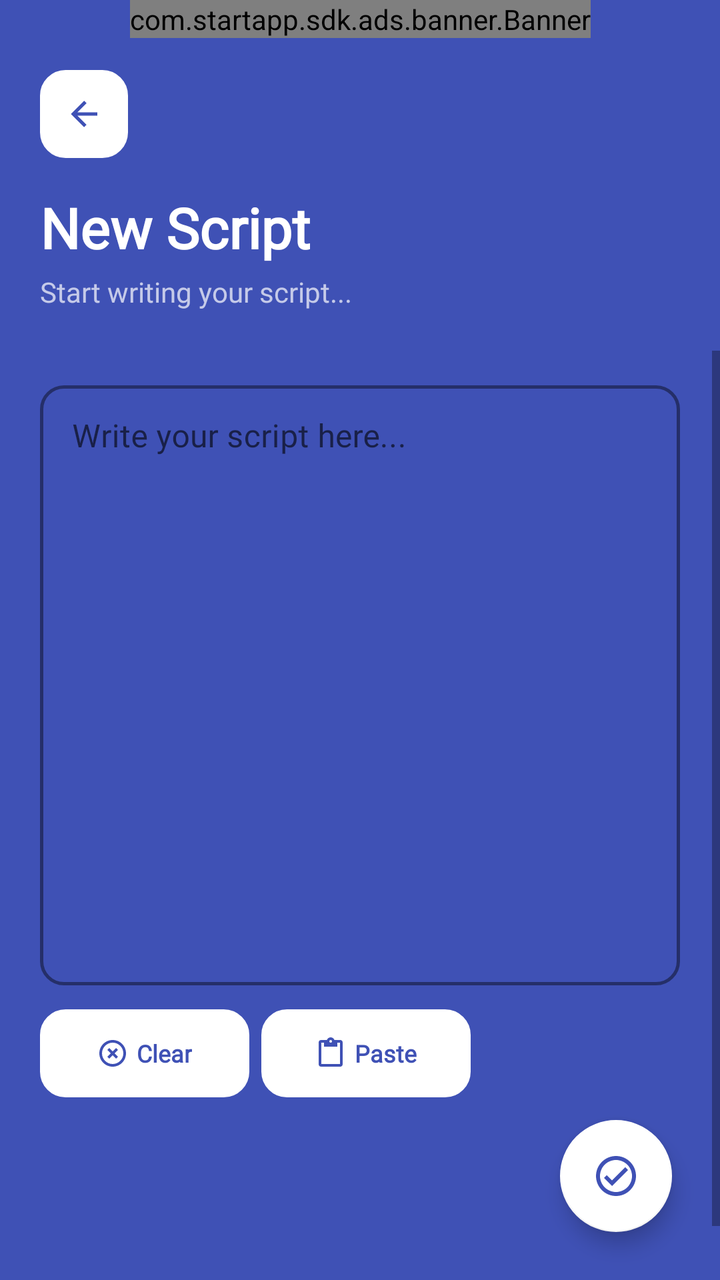
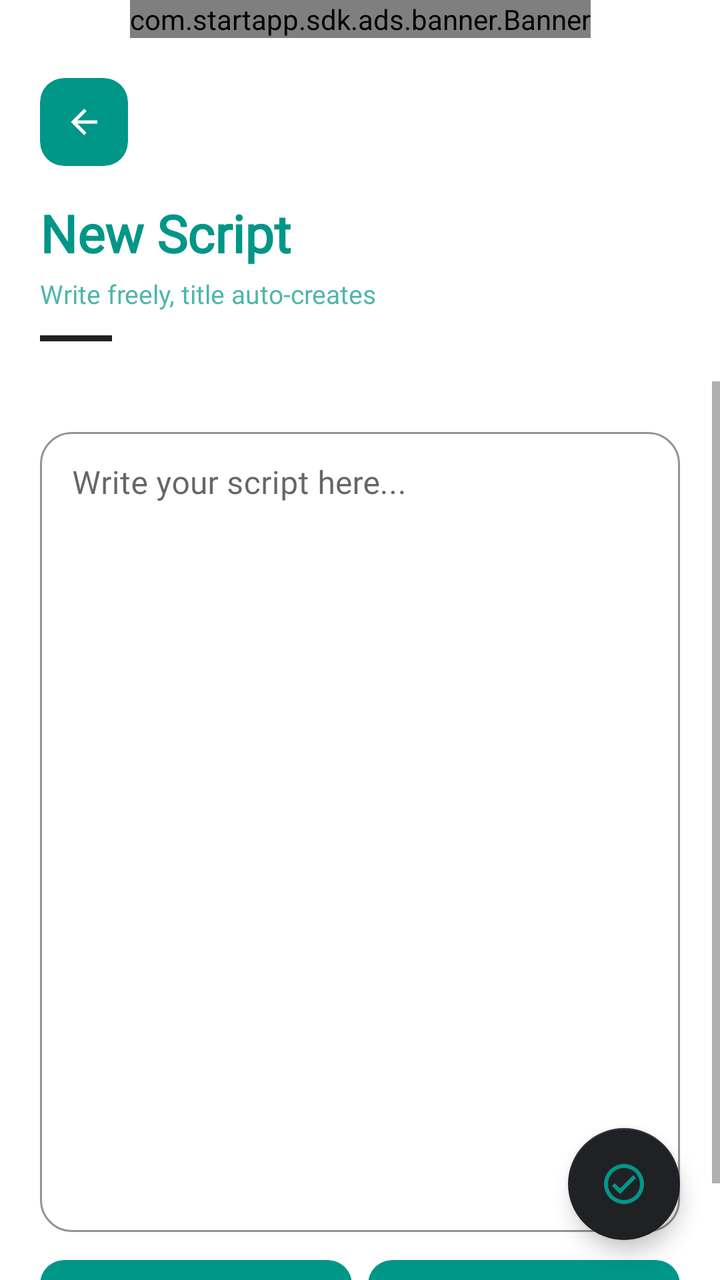

Compare the two renders of this Android layout. The source of the first and the diff that turns it into the second are given below.
<!-- AndroidManifest.xml: application theme Theme.Reader -->
<!-- res/layout/activity_add_script.xml -->
<?xml version="1.0" encoding="utf-8"?>
<androidx.constraintlayout.widget.ConstraintLayout xmlns:android="http://schemas.android.com/apk/res/android"
    xmlns:app="http://schemas.android.com/apk/res-auto"
    xmlns:tools="http://schemas.android.com/tools"
    android:layout_width="match_parent"
    android:layout_height="match_parent"
    android:background="@color/b"
    tools:context=".AddScriptActivity">

    
    
    
    <com.startapp.sdk.ads.banner.Banner
        android:id="@+id/startAppBanner"
        android:layout_width="wrap_content"
        android:layout_height="wrap_content"
        android:layout_alignParentTop="true"
        android:layout_centerHorizontal="true"
        android:visibility="visible"
        app:layout_constraintEnd_toEndOf="parent"
        app:layout_constraintStart_toStartOf="parent"
        app:layout_constraintTop_toTopOf="parent" />

    
    
    
    <LinearLayout
        android:id="@+id/headerContainer"
        android:layout_width="match_parent"
        android:layout_height="wrap_content"
        android:background="@color/b"
        android:orientation="vertical"
        android:paddingStart="20dp"
        android:paddingTop="16dp"
        android:paddingEnd="20dp"
        android:paddingBottom="20dp"
        app:layout_constraintEnd_toEndOf="parent"
        app:layout_constraintStart_toStartOf="parent"
        app:layout_constraintTop_toBottomOf="@+id/startAppBanner">

        
        <LinearLayout
            android:layout_width="match_parent"
            android:layout_height="wrap_content"
            android:gravity="center_vertical"
            android:orientation="horizontal">

            
            <LinearLayout
                android:id="@+id/backButton"
                android:layout_width="44dp"
                android:layout_height="44dp"
                android:background="@drawable/bg_outline"
                android:backgroundTint="@color/f"
                android:clickable="true"
                android:focusable="true"
                android:gravity="center"
                android:stateListAnimator="@null">

                <ImageView
                    android:layout_width="20dp"
                    android:layout_height="20dp"
                    android:src="@drawable/ic_back"
                    app:tint="@color/b" />

            </LinearLayout>

        </LinearLayout>

        
        <TextView
            android:id="@+id/headerTitle"
            android:layout_width="wrap_content"
            android:layout_height="wrap_content"
            android:layout_marginTop="16dp"
            android:fontFamily="@font/aigd"
            android:text="New Script"
            android:textColor="@color/f"
            android:textSize="28sp"
            android:textStyle="bold" />

        
        <TextView
            android:id="@+id/headerSubtitle"
            android:layout_width="wrap_content"
            android:layout_height="wrap_content"
            android:layout_marginTop="4dp"
            android:alpha="0.7"
            android:fontFamily="@font/aigd"
            android:text="Start writing your script..."
            android:textColor="@color/f"
            android:textSize="14sp" />

    </LinearLayout>

    
    
    
    <ScrollView
        android:id="@+id/scrollView"
        android:layout_width="match_parent"
        android:layout_height="0dp"
        android:background="@color/b"
        android:fillViewport="true"
        android:scrollbars="vertical"
        app:layout_constraintBottom_toBottomOf="parent"
        app:layout_constraintEnd_toEndOf="parent"
        app:layout_constraintStart_toStartOf="parent"
        app:layout_constraintTop_toBottomOf="@+id/headerContainer">

        <LinearLayout
            android:layout_width="match_parent"
            android:layout_height="wrap_content"
            android:orientation="vertical"
            android:paddingStart="20dp"
            android:paddingTop="12dp"
            android:paddingEnd="20dp"
            android:paddingBottom="120dp">

            
            <com.google.android.material.textfield.TextInputLayout
                android:id="@+id/contentTextLayout"
                style="@style/Widget.MaterialComponents.TextInputLayout.OutlinedBox"
                android:layout_width="match_parent"
                android:layout_height="wrap_content"
                android:hint="Write your script here..."
                app:boxBackgroundColor="@color/b"
                app:boxCornerRadiusBottomEnd="12dp"
                app:boxCornerRadiusBottomStart="12dp"
                app:boxCornerRadiusTopEnd="12dp"
                app:boxCornerRadiusTopStart="12dp"
                app:boxStrokeColor="@color/f"
                app:boxStrokeWidth="1.5dp"
                app:boxStrokeWidthFocused="2dp"
                app:hintTextColor="@color/f">

                <com.google.android.material.textfield.TextInputEditText
                    android:id="@+id/contentInput"
                    android:layout_width="match_parent"
                    android:layout_height="wrap_content"
                    android:fontFamily="@font/aigd"
                    android:gravity="top|start"
                    android:inputType="textMultiLine|textCapSentences"
                    android:lineSpacingExtra="6dp"
                    android:minHeight="300dp"
                    android:padding="16dp"
                    android:textColor="@color/f"
                    android:textColorHint="@color/f"
                    android:textSize="16sp" />

            </com.google.android.material.textfield.TextInputLayout>

            
            <LinearLayout
                android:layout_width="match_parent"
                android:layout_height="wrap_content"
                android:layout_marginTop="12dp"
                android:orientation="horizontal"
                android:weightSum="3">

                
                <LinearLayout
                    android:id="@+id/clearButton"
                    android:layout_width="0dp"
                    android:layout_height="44dp"
                    android:layout_marginEnd="6dp"
                    android:layout_weight="1"
                    android:background="@drawable/bg_outline"
                    android:backgroundTint="@color/f"
                    android:clickable="true"
                    android:focusable="true"
                    android:gravity="center"
                    android:orientation="horizontal"
                    android:stateListAnimator="@null">

                    <ImageView
                        android:layout_width="16dp"
                        android:layout_height="16dp"
                        android:layout_marginEnd="4dp"
                        android:src="@drawable/ic_close"
                        app:tint="@color/b" />

                    <TextView
                        android:layout_width="wrap_content"
                        android:layout_height="wrap_content"
                        android:fontFamily="@font/aigd"
                        android:text="Clear"
                        android:textColor="@color/b"
                        android:textSize="12sp"
                        android:textStyle="bold" />

                </LinearLayout>

                
                <LinearLayout
                    android:id="@+id/undoButton"
                    android:layout_width="0dp"
                    android:layout_height="44dp"
                    android:layout_marginEnd="6dp"
                    android:layout_weight="1"
                    android:background="@drawable/bg_outline"
                    android:backgroundTint="@color/f"
                    android:clickable="true"
                    android:focusable="true"
                    android:gravity="center"
                    android:orientation="horizontal"
                    android:stateListAnimator="@null"
                    android:visibility="gone">

                    <ImageView
                        android:layout_width="16dp"
                        android:layout_height="16dp"
                        android:layout_marginEnd="4dp"
                        android:src="@drawable/ic_undo"
                        app:tint="@color/b" />

                    <TextView
                        android:layout_width="wrap_content"
                        android:layout_height="wrap_content"
                        android:fontFamily="@font/aigd"
                        android:text="Undo"
                        android:textColor="@color/b"
                        android:textSize="12sp"
                        android:textStyle="bold" />

                </LinearLayout>

                
                <LinearLayout
                    android:id="@+id/pasteButton"
                    android:layout_width="0dp"
                    android:layout_height="44dp"
                    android:layout_weight="1"
                    android:background="@drawable/bg_outline"
                    android:backgroundTint="@color/f"
                    android:clickable="true"
                    android:focusable="true"
                    android:gravity="center"
                    android:orientation="horizontal"
                    android:stateListAnimator="@null">

                    <ImageView
                        android:layout_width="16dp"
                        android:layout_height="16dp"
                        android:layout_marginEnd="4dp"
                        android:src="@drawable/ic_paste"
                        app:tint="@color/b" />

                    <TextView
                        android:layout_width="wrap_content"
                        android:layout_height="wrap_content"
                        android:fontFamily="@font/aigd"
                        android:text="Paste"
                        android:textColor="@color/b"
                        android:textSize="12sp"
                        android:textStyle="bold" />

                </LinearLayout>

            </LinearLayout>

        </LinearLayout>

    </ScrollView>

    
    
    
    <ProgressBar
        android:id="@+id/loadingOverlay"
        android:layout_width="match_parent"
        android:layout_height="match_parent"
        android:alpha="0.92"
        android:background="@color/b"
        android:indeterminateTint="@color/f"
        android:padding="160dp"
        android:visibility="gone"
        app:layout_constraintBottom_toBottomOf="parent"
        app:layout_constraintEnd_toEndOf="parent"
        app:layout_constraintStart_toStartOf="parent"
        app:layout_constraintTop_toTopOf="parent" />

    
    
    
    <com.google.android.material.floatingactionbutton.FloatingActionButton
        android:id="@+id/fabSave"
        android:layout_width="56dp"
        android:layout_height="56dp"
        android:layout_margin="24dp"
        android:clickable="true"
        android:elevation="6dp"
        android:focusable="true"
        android:src="@drawable/ic_check"
        app:backgroundTint="@color/f"
        app:fabSize="normal"
        app:layout_constraintBottom_toBottomOf="parent"
        app:layout_constraintEnd_toEndOf="parent"
        app:tint="@color/b" />

</androidx.constraintlayout.widget.ConstraintLayout>
<!-- resources referenced by this layout -->
<resources>
  <color name="b">#3F51B5</color>
  <color name="f">#FFFFFF</color>
  <!-- drawable bg_outline (drawable) -->
  <?xml version="1.0" encoding="utf-8"?>
  <shape xmlns:android="http://schemas.android.com/apk/res/android">
      <stroke
          android:width="1.5dp"
          android:color="@color/f" />
      <corners android:radius="12dp" />
      <solid android:color="#FFFFFF" />
  </shape>
  <!-- drawable ic_back (drawable) -->
  <vector xmlns:android="http://schemas.android.com/apk/res/android" android:height="24dp" android:width="24dp" android:viewportWidth="24" android:viewportHeight="24">
      <path android:fillColor="#000000" android:pathData="M20,11V13H8L13.5,18.5L12.08,19.92L4.16,12L12.08,4.08L13.5,5.5L8,11H20Z"/>
  </vector>
  <!-- drawable ic_check (drawable) -->
  <vector xmlns:android="http://schemas.android.com/apk/res/android" android:height="24dp" android:width="24dp" android:viewportWidth="24" android:viewportHeight="24"><path android:fillColor="#000000" android:pathData="M12 2C6.5 2 2 6.5 2 12S6.5 22 12 22 22 17.5 22 12 17.5 2 12 2M12 20C7.59 20 4 16.41 4 12S7.59 4 12 4 20 7.59 20 12 16.41 20 12 20M16.59 7.58L10 14.17L7.41 11.59L6 13L10 17L18 9L16.59 7.58Z" /></vector>
  <!-- drawable ic_close (drawable) -->
  <vector xmlns:android="http://schemas.android.com/apk/res/android" android:height="24dp" android:width="24dp" android:viewportWidth="24" android:viewportHeight="24">
      <path android:fillColor="#000000" android:pathData="M12,20C7.59,20 4,16.41 4,12C4,7.59 7.59,4 12,4C16.41,4 20,7.59 20,12C20,16.41 16.41,20 12,20M12,2C6.47,2 2,6.47 2,12C2,17.53 6.47,22 12,22C17.53,22 22,17.53 22,12C22,6.47 17.53,2 12,2M14.59,8L12,10.59L9.41,8L8,9.41L10.59,12L8,14.59L9.41,16L12,13.41L14.59,16L16,14.59L13.41,12L16,9.41L14.59,8Z"/>
  </vector>
  <!-- drawable ic_paste (drawable) -->
  <vector xmlns:android="http://schemas.android.com/apk/res/android" android:height="24dp" android:width="24dp" android:viewportWidth="24" android:viewportHeight="24"><path android:fillColor="#000000" android:pathData="M19,20H5V4H7V7H17V4H19M12,2A1,1 0 0,1 13,3A1,1 0 0,1 12,4A1,1 0 0,1 11,3A1,1 0 0,1 12,2M19,2H14.82C14.4,0.84 13.3,0 12,0C10.7,0 9.6,0.84 9.18,2H5A2,2 0 0,0 3,4V20A2,2 0 0,0 5,22H19A2,2 0 0,0 21,20V4A2,2 0 0,0 19,2Z" /></vector>
  <!-- drawable ic_undo (drawable) -->
  <vector xmlns:android="http://schemas.android.com/apk/res/android" android:height="24dp" android:width="24dp" android:viewportWidth="24" android:viewportHeight="24"><path android:fillColor="#000000" android:pathData="M20 13.5C20 17.09 17.09 20 13.5 20H6V18H13.5C16 18 18 16 18 13.5S16 9 13.5 9H7.83L10.91 12.09L9.5 13.5L4 8L9.5 2.5L10.92 3.91L7.83 7H13.5C17.09 7 20 9.91 20 13.5Z" /></vector>
  <style name="Theme.Reader" parent="Theme.MaterialComponents.DayNight.NoActionBar">
          <item name="colorPrimary">@color/f</item>
          <item name="colorPrimaryVariant">@color/f</item>
          <item name="colorOnPrimary">@color/b</item>
  
          <item name="colorSecondary">@color/f</item>
          <item name="colorSecondaryVariant">@color/f</item>
          <item name="colorOnSecondary">@color/b</item>
  
          <item name="android:statusBarColor">@color/b</item>
          <item name="android:windowBackground">@color/b</item>
  
          <item name="android:windowLightStatusBar" tools:targetApi="m">true</item>
          <item name="android:statusBarColor" tools:targetApi="lollipop">@color/f</item>
      </style>
</resources>

<!-- the commit's change to res/layout/activity_add_script.xml (unified diff, before → after) -->
@@ -1,73 +1,44 @@
 <?xml version="1.0" encoding="utf-8"?>
 <androidx.constraintlayout.widget.ConstraintLayout xmlns:android="http://schemas.android.com/apk/res/android"
     xmlns:app="http://schemas.android.com/apk/res-auto"
-    xmlns:tools="http://schemas.android.com/tools"
     android:layout_width="match_parent"
     android:layout_height="match_parent"
-    android:background="@color/b"
-    tools:context=".AddScriptActivity">
-
-    
-    
-    
+    android:background="@color/b">
+
     <com.startapp.sdk.ads.banner.Banner
         android:id="@+id/startAppBanner"
         android:layout_width="wrap_content"
         android:layout_height="wrap_content"
-        android:layout_alignParentTop="true"
-        android:layout_centerHorizontal="true"
-        android:visibility="visible"
         app:layout_constraintEnd_toEndOf="parent"
         app:layout_constraintStart_toStartOf="parent"
         app:layout_constraintTop_toTopOf="parent" />
 
-    
-    
-    
     <LinearLayout
         android:id="@+id/headerContainer"
         android:layout_width="match_parent"
         android:layout_height="wrap_content"
-        android:background="@color/b"
         android:orientation="vertical"
-        android:paddingStart="20dp"
-        android:paddingTop="16dp"
-        android:paddingEnd="20dp"
-        android:paddingBottom="20dp"
-        app:layout_constraintEnd_toEndOf="parent"
-        app:layout_constraintStart_toStartOf="parent"
-        app:layout_constraintTop_toBottomOf="@+id/startAppBanner">
-
-        
-        <LinearLayout
-            android:layout_width="match_parent"
-            android:layout_height="wrap_content"
-            android:gravity="center_vertical"
-            android:orientation="horizontal">
-
-            
-            <LinearLayout
-                android:id="@+id/backButton"
-                android:layout_width="44dp"
-                android:layout_height="44dp"
-                android:background="@drawable/bg_outline"
-                android:backgroundTint="@color/f"
-                android:clickable="true"
-                android:focusable="true"
-                android:gravity="center"
-                android:stateListAnimator="@null">
-
-                <ImageView
-                    android:layout_width="20dp"
-                    android:layout_height="20dp"
-                    android:src="@drawable/ic_back"
-                    app:tint="@color/b" />
-
-            </LinearLayout>
-
-        </LinearLayout>
-
-        
+        android:padding="20dp"
+        app:layout_constraintEnd_toEndOf="parent"
+        app:layout_constraintStart_toStartOf="parent"
+        app:layout_constraintTop_toBottomOf="@id/startAppBanner">
+
+        <com.google.android.material.card.MaterialCardView
+            android:id="@+id/backButton"
+            android:layout_width="44dp"
+            android:layout_height="44dp"
+            app:cardBackgroundColor="@color/f"
+            app:cardCornerRadius="12dp"
+            app:cardElevation="0dp">
+
+            <ImageView
+                android:layout_width="20dp"
+                android:layout_height="20dp"
+                android:layout_gravity="center"
+                android:src="@drawable/ic_back"
+                app:tint="@color/b" />
+        </com.google.android.material.card.MaterialCardView>
+
         <TextView
             android:id="@+id/headerTitle"
             android:layout_width="wrap_content"
@@ -76,10 +47,9 @@
             android:fontFamily="@font/aigd"
             android:text="New Script"
             android:textColor="@color/f"
-            android:textSize="28sp"
+            android:textSize="26sp"
             android:textStyle="bold" />
 
-        
         <TextView
             android:id="@+id/headerSubtitle"
             android:layout_width="wrap_content"
@@ -87,51 +57,46 @@
             android:layout_marginTop="4dp"
             android:alpha="0.7"
             android:fontFamily="@font/aigd"
-            android:text="Start writing your script..."
+            android:text="Write freely, title auto-creates"
             android:textColor="@color/f"
-            android:textSize="14sp" />
-
+            android:textSize="13sp" />
+
+        <View
+            android:layout_width="36dp"
+            android:layout_height="3dp"
+            android:layout_marginTop="12dp"
+            android:background="@color/t" />
     </LinearLayout>
 
-    
-    
-    
     <ScrollView
         android:id="@+id/scrollView"
         android:layout_width="match_parent"
         android:layout_height="0dp"
-        android:background="@color/b"
         android:fillViewport="true"
-        android:scrollbars="vertical"
         app:layout_constraintBottom_toBottomOf="parent"
         app:layout_constraintEnd_toEndOf="parent"
         app:layout_constraintStart_toStartOf="parent"
-        app:layout_constraintTop_toBottomOf="@+id/headerContainer">
+        app:layout_constraintTop_toBottomOf="@id/headerContainer">
 
         <LinearLayout
             android:layout_width="match_parent"
             android:layout_height="wrap_content"
             android:orientation="vertical"
-            android:paddingStart="20dp"
-            android:paddingTop="12dp"
-            android:paddingEnd="20dp"
+            android:padding="20dp"
             android:paddingBottom="120dp">
 
-            
             <com.google.android.material.textfield.TextInputLayout
-                android:id="@+id/contentTextLayout"
                 style="@style/Widget.MaterialComponents.TextInputLayout.OutlinedBox"
                 android:layout_width="match_parent"
                 android:layout_height="wrap_content"
                 android:hint="Write your script here..."
                 app:boxBackgroundColor="@color/b"
-                app:boxCornerRadiusBottomEnd="12dp"
-                app:boxCornerRadiusBottomStart="12dp"
-                app:boxCornerRadiusTopEnd="12dp"
-                app:boxCornerRadiusTopStart="12dp"
+                app:boxCornerRadiusBottomEnd="16dp"
+                app:boxCornerRadiusBottomStart="16dp"
+                app:boxCornerRadiusTopEnd="16dp"
+                app:boxCornerRadiusTopStart="16dp"
                 app:boxStrokeColor="@color/f"
-                app:boxStrokeWidth="1.5dp"
-                app:boxStrokeWidthFocused="2dp"
+                app:boxStrokeWidth="1dp"
                 app:hintTextColor="@color/f">
 
                 <com.google.android.material.textfield.TextInputEditText
@@ -142,160 +107,119 @@
                     android:gravity="top|start"
                     android:inputType="textMultiLine|textCapSentences"
                     android:lineSpacingExtra="6dp"
-                    android:minHeight="300dp"
+                    android:minHeight="400dp"
                     android:padding="16dp"
                     android:textColor="@color/f"
                     android:textColorHint="@color/f"
                     android:textSize="16sp" />
-
             </com.google.android.material.textfield.TextInputLayout>
 
-            
             <LinearLayout
                 android:layout_width="match_parent"
                 android:layout_height="wrap_content"
-                android:layout_marginTop="12dp"
-                android:orientation="horizontal"
-                android:weightSum="3">
-
-                
-                <LinearLayout
+                android:layout_marginTop="14dp"
+                android:orientation="horizontal">
+
+                <com.google.android.material.card.MaterialCardView
                     android:id="@+id/clearButton"
                     android:layout_width="0dp"
                     android:layout_height="44dp"
-                    android:layout_marginEnd="6dp"
+                    android:layout_marginEnd="8dp"
                     android:layout_weight="1"
-                    android:background="@drawable/bg_outline"
-                    android:backgroundTint="@color/f"
-                    android:clickable="true"
-                    android:focusable="true"
-                    android:gravity="center"
-                    android:orientation="horizontal"
-                    android:stateListAnimator="@null">
-
-                    <ImageView
-                        android:layout_width="16dp"
-                        android:layout_height="16dp"
-                        android:layout_marginEnd="4dp"
-                        android:src="@drawable/ic_close"
-                        app:tint="@color/b" />
-
-                    <TextView
-                        android:layout_width="wrap_content"
-                        android:layout_height="wrap_content"
-                        android:fontFamily="@font/aigd"
-                        android:text="Clear"
-                        android:textColor="@color/b"
-                        android:textSize="12sp"
-                        android:textStyle="bold" />
-
-                </LinearLayout>
-
-                
-                <LinearLayout
-                    android:id="@+id/undoButton"
-                    android:layout_width="0dp"
-                    android:layout_height="44dp"
-                    android:layout_marginEnd="6dp"
-                    android:layout_weight="1"
-                    android:background="@drawable/bg_outline"
-                    android:backgroundTint="@color/f"
-                    android:clickable="true"
-                    android:focusable="true"
-                    android:gravity="center"
-                    android:orientation="horizontal"
-                    android:stateListAnimator="@null"
-                    android:visibility="gone">
-
-                    <ImageView
-                        android:layout_width="16dp"
-                        android:layout_height="16dp"
-                        android:layout_marginEnd="4dp"
-                        android:src="@drawable/ic_undo"
-                        app:tint="@color/b" />
-
-                    <TextView
-                        android:layout_width="wrap_content"
-                        android:layout_height="wrap_content"
-                        android:fontFamily="@font/aigd"
-                        android:text="Undo"
-                        android:textColor="@color/b"
-                        android:textSize="12sp"
-                        android:textStyle="bold" />
-
-                </LinearLayout>
-
-                
-                <LinearLayout
+                    app:cardBackgroundColor="@color/f"
+                    app:cardCornerRadius="12dp"
+                    app:cardElevation="0dp">
+
+                    <LinearLayout
+                        android:layout_width="match_parent"
+                        android:layout_height="match_parent"
+                        android:gravity="center"
+                        android:orientation="horizontal">
+
+                        <ImageView
+                            android:layout_width="14dp"
+                            android:layout_height="14dp"
+                            android:src="@drawable/ic_close"
+                            app:tint="@color/b" />
+
+                        <TextView
+                            android:layout_width="wrap_content"
+                            android:layout_height="wrap_content"
+                            android:layout_marginStart="6dp"
+                            android:fontFamily="@font/aigd"
+                            android:text="Clear"
+                            android:textColor="@color/b"
+                            android:textSize="12sp"
+                            android:textStyle="bold" />
+                    </LinearLayout>
+                </com.google.android.material.card.MaterialCardView>
+
+                <com.google.android.material.card.MaterialCardView
                     android:id="@+id/pasteButton"
                     android:layout_width="0dp"
                     android:layout_height="44dp"
                     android:layout_weight="1"
-                    android:background="@drawable/bg_outline"
-                    android:backgroundTint="@color/f"
-                    android:clickable="true"
-                    android:focusable="true"
-                    android:gravity="center"
-                    android:orientation="horizontal"
-                    android:stateListAnimator="@null">
-
-                    <ImageView
-                        android:layout_width="16dp"
-                        android:layout_height="16dp"
-                        android:layout_marginEnd="4dp"
-                        android:src="@drawable/ic_paste"
-                        app:tint="@color/b" />
-
-                    <TextView
-                        android:layout_width="wrap_content"
-                        android:layout_height="wrap_content"
-                        android:fontFamily="@font/aigd"
-                        android:text="Paste"
-                        android:textColor="@color/b"
-                        android:textSize="12sp"
-                        android:textStyle="bold" />
-
-                </LinearLayout>
-
+                    app:cardBackgroundColor="@color/f"
+                    app:cardCornerRadius="12dp"
+                    app:cardElevation="0dp">
+
+                    <LinearLayout
+                        android:layout_width="match_parent"
+                        android:layout_height="match_parent"
+                        android:gravity="center"
+                        android:orientation="horizontal">
+
+                        <ImageView
+                            android:layout_width="14dp"
+                            android:layout_height="14dp"
+                            android:src="@drawable/ic_paste"
+                            app:tint="@color/b" />
+
+                        <TextView
+                            android:layout_width="wrap_content"
+                            android:layout_height="wrap_content"
+                            android:layout_marginStart="6dp"
+                            android:fontFamily="@font/aigd"
+                            android:text="Paste"
+                            android:textColor="@color/b"
+                            android:textSize="12sp"
+                            android:textStyle="bold" />
+                    </LinearLayout>
+                </com.google.android.material.card.MaterialCardView>
             </LinearLayout>
-
         </LinearLayout>
-
     </ScrollView>
 
-    
-    
-    
-    <ProgressBar
+    <com.google.android.material.card.MaterialCardView
         android:id="@+id/loadingOverlay"
-        android:layout_width="match_parent"
-        android:layout_height="match_parent"
-        android:alpha="0.92"
-        android:background="@color/b"
-        android:indeterminateTint="@color/f"
-        android:padding="160dp"
+        android:layout_width="72dp"
+        android:layout_height="72dp"
+        android:layout_gravity="center"
         android:visibility="gone"
+        app:cardBackgroundColor="@color/f"
+        app:cardCornerRadius="20dp"
+        app:cardElevation="8dp"
         app:layout_constraintBottom_toBottomOf="parent"
         app:layout_constraintEnd_toEndOf="parent"
         app:layout_constraintStart_toStartOf="parent"
-        app:layout_constraintTop_toTopOf="parent" />
-
-    
-    
-    
+        app:layout_constraintTop_toTopOf="parent">
+
+        <ProgressBar
+            android:layout_width="32dp"
+            android:layout_height="32dp"
+            android:layout_gravity="center"
+            android:indeterminateTint="@color/b" />
+    </com.google.android.material.card.MaterialCardView>
+
     <com.google.android.material.floatingactionbutton.FloatingActionButton
         android:id="@+id/fabSave"
-        android:layout_width="56dp"
-        android:layout_height="56dp"
-        android:layout_margin="24dp"
-        android:clickable="true"
-        android:elevation="6dp"
-        android:focusable="true"
+        android:layout_width="wrap_content"
+        android:layout_height="wrap_content"
+        android:layout_margin="20dp"
         android:src="@drawable/ic_check"
-        app:backgroundTint="@color/f"
-        app:fabSize="normal"
+        app:backgroundTint="@color/t"
         app:layout_constraintBottom_toBottomOf="parent"
         app:layout_constraintEnd_toEndOf="parent"
-        app:tint="@color/b" />
+        app:tint="@color/f" />
 
 </androidx.constraintlayout.widget.ConstraintLayout>
<!-- resource entries referenced after the edit -->
@@ -1,16 +1,8 @@
 <!-- resources referenced by this layout -->
 <resources>
-  <color name="b">#3F51B5</color>
-  <color name="f">#FFFFFF</color>
-  <!-- drawable bg_outline (drawable) -->
-  <?xml version="1.0" encoding="utf-8"?>
-  <shape xmlns:android="http://schemas.android.com/apk/res/android">
-      <stroke
-          android:width="1.5dp"
-          android:color="@color/f" />
-      <corners android:radius="12dp" />
-      <solid android:color="#FFFFFF" />
-  </shape>
+  <color name="b">#FFFFFF</color>
+  <color name="f">#009688</color>
+  <color name="t">#202124</color>
   <!-- drawable ic_back (drawable) -->
   <vector xmlns:android="http://schemas.android.com/apk/res/android" android:height="24dp" android:width="24dp" android:viewportWidth="24" android:viewportHeight="24">
       <path android:fillColor="#000000" android:pathData="M20,11V13H8L13.5,18.5L12.08,19.92L4.16,12L12.08,4.08L13.5,5.5L8,11H20Z"/>
@@ -23,8 +15,6 @@
   </vector>
   <!-- drawable ic_paste (drawable) -->
   <vector xmlns:android="http://schemas.android.com/apk/res/android" android:height="24dp" android:width="24dp" android:viewportWidth="24" android:viewportHeight="24"><path android:fillColor="#000000" android:pathData="M19,20H5V4H7V7H17V4H19M12,2A1,1 0 0,1 13,3A1,1 0 0,1 12,4A1,1 0 0,1 11,3A1,1 0 0,1 12,2M19,2H14.82C14.4,0.84 13.3,0 12,0C10.7,0 9.6,0.84 9.18,2H5A2,2 0 0,0 3,4V20A2,2 0 0,0 5,22H19A2,2 0 0,0 21,20V4A2,2 0 0,0 19,2Z" /></vector>
-  <!-- drawable ic_undo (drawable) -->
-  <vector xmlns:android="http://schemas.android.com/apk/res/android" android:height="24dp" android:width="24dp" android:viewportWidth="24" android:viewportHeight="24"><path android:fillColor="#000000" android:pathData="M20 13.5C20 17.09 17.09 20 13.5 20H6V18H13.5C16 18 18 16 18 13.5S16 9 13.5 9H7.83L10.91 12.09L9.5 13.5L4 8L9.5 2.5L10.92 3.91L7.83 7H13.5C17.09 7 20 9.91 20 13.5Z" /></vector>
   <style name="Theme.Reader" parent="Theme.MaterialComponents.DayNight.NoActionBar">
           <item name="colorPrimary">@color/f</item>
           <item name="colorPrimaryVariant">@color/f</item>
